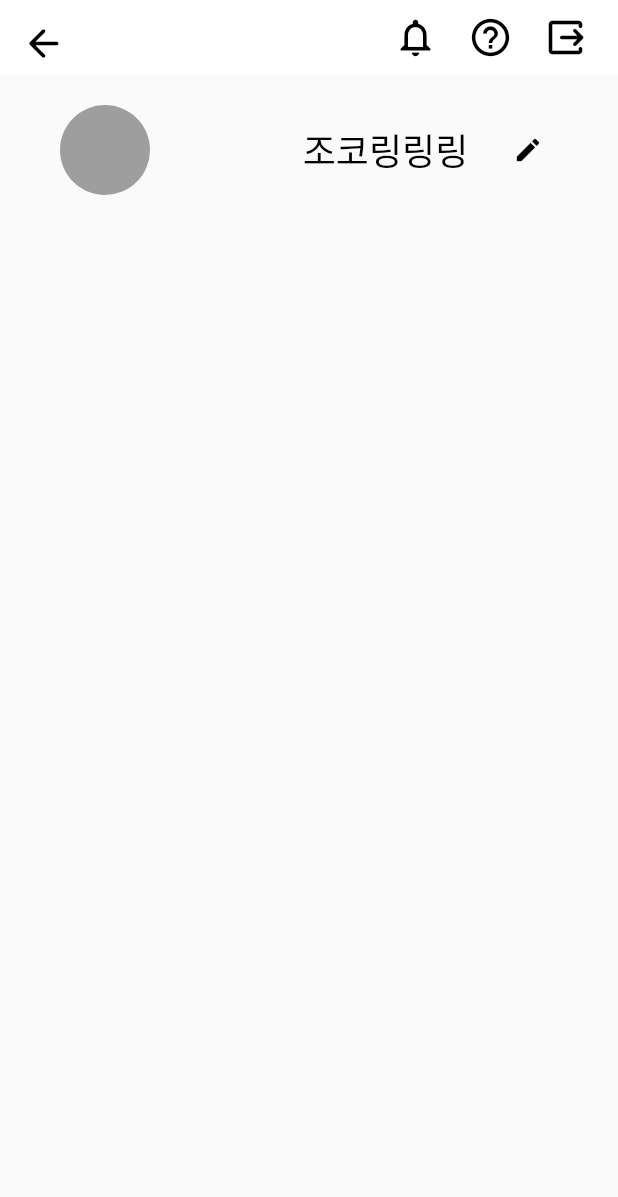
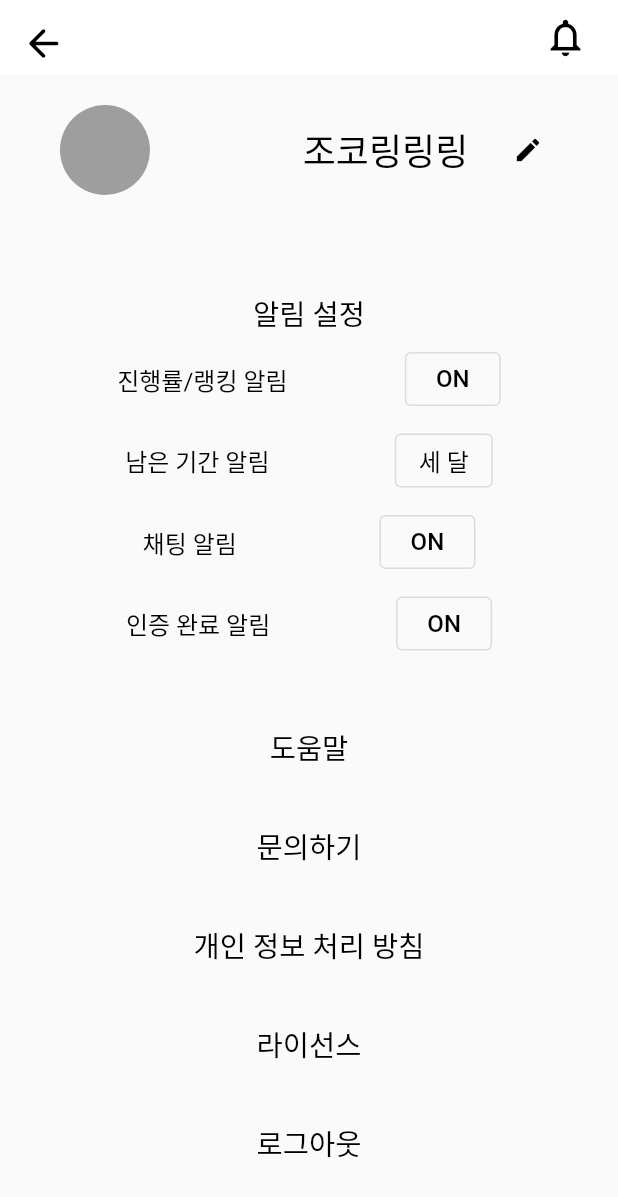
Before and after one commit to chaewool/Bin-goT, a Flutter app: the MyPage screen opened directly, on a phone screen of 412 x 824 dp. Shown: the top 1197 px of the screen. Run offline on Flutter 3.47's test engine with Material 2 defaults, Android fonts, the phone set to English and light mode, and no system bars; our stand-ins replace contained_tab_bar_view, dio, flutter_dotenv, flutter_secure_storage, image_picker, shared_preferences and 1 more; missing offline and left inert: kakao_flutter_sdk_share, kakao_flutter_sdk_user; accounts and stored records are empty; Roboto replaces fonts that are missing (RIDIBatang).

```diff
--- a/frontend/lib/pages/user_page.dart
+++ b/frontend/lib/pages/user_page.dart
@@ -29,6 +29,35 @@ class _MyPageState extends State<MyPage> {
     });
   }
 
+  StringList notificationList = [
+    '진행률/랭킹 알림',
+    '남은 기간 알림',
+    '채팅 알림',
+    '인증 완료 알림',
+  ];
+  List<StringList> notificationOptions = [
+    ['ON', 'OFF'],
+    ['세 달', '한 달', '일주일', '3일'],
+    ['ON', 'OFF'],
+    ['ON', 'OFF']
+  ];
+  IntList idxList = [0, 0, 0, 0];
+  void changeIdx(int i) {
+    if (i != 1) {
+      setState(() {
+        idxList[i] = 1 - idxList[i];
+      });
+    } else if (idxList[i] < 3) {
+      setState(() {
+        idxList[i] += 1;
+      });
+    } else {
+      setState(() {
+        idxList[i] = 0;
+      });
+    }
+  }
+
   @override
   void initState() {
     super.initState();
@@ -41,7 +70,81 @@ class _MyPageState extends State<MyPage> {
       appBar: const MyPageAppBar(),
       body: Column(
         mainAxisSize: MainAxisSize.max,
-        children: [profile(context)],
+        mainAxisAlignment: MainAxisAlignment.spaceBetween,
+        children: [
+          Flexible(flex: 3, child: profile(context)),
+          Flexible(
+            flex: 7,
+            child: Column(
+              mainAxisAlignment: MainAxisAlignment.spaceEvenly,
+              children: [
+                const CustomText(content: '알림 설정'),
+                for (int i = 0; i < 4; i += 1)
+                  Row(
+                    mainAxisAlignment: MainAxisAlignment.spaceBetween,
+                    children: [
+                      const Flexible(flex: 2, child: SizedBox()),
+                      Flexible(
+                        flex: 4,
+                        child: CustomText(
+                          content: notificationList[i],
+                          fontSize: FontSize.smallSize,
+                        ),
+                      ),
+                      Flexible(
+                        flex: 2,
+                        child: CustomButton(
+                          content: notificationOptions[i][idxList[i]],
+                          onPressed: () => changeIdx(i),
+                        ),
+                      ),
+                      const Flexible(flex: 2, child: SizedBox()),
+                    ],
+                  ),
+              ],
+            ),
+          ),
+          Flexible(
+            flex: 2,
+            child: CustomTextButton(
+              content: '도움말',
+              onTap: toOtherPage(context, page: const Help()),
+            ),
+          ),
+          Flexible(
+            flex: 2,
+            child: CustomTextButton(
+              content: '문의하기',
+              onTap: () {},
+            ),
+          ),
+          Flexible(
+            flex: 2,
+            child: CustomTextButton(
+              content: '개인 정보 처리 방침',
+              onTap: () {},
+            ),
+          ),
+          Flexible(
+            flex: 2,
+            child: CustomTextButton(
+              content: '라이선스',
+              onTap: () {},
+            ),
+          ),
+          Flexible(
+            flex: 2,
+            child: CustomTextButton(
+              content: '로그아웃',
+              onTap: showAlert(context,
+                  title: '로그아웃 확인', content: '로그아웃하시겠습니까?', onPressed: () {}),
+            ),
+          ),
+          const Flexible(
+              child: SizedBox(
+            height: 10,
+          ))
+        ],
       ),
     );
   }
--- a/frontend/lib/providers/api_provider.dart
+++ b/frontend/lib/providers/api_provider.dart
@@ -43,7 +43,7 @@ class ApiProvider extends UrlClass {
   FutureDynamicMap _createApi(String url, {required DynamicMap data}) async {
     try {
       final response = await dioWithToken().post(url, data: data);
-      print('response: $response');
+      print('create response: $response');
       switch (response.statusCode) {
         case 200:
           return response.data;
@@ -54,7 +54,7 @@ class ApiProvider extends UrlClass {
           throw Error();
       }
     } catch (error) {
-      print(error);
+      print('createError: $error');
       throw Error();
     }
   }
--- a/frontend/lib/providers/root_provider.dart
+++ b/frontend/lib/providers/root_provider.dart
@@ -1,9 +1,10 @@
+import 'package:bin_got/utilities/type_def_utils.dart';
 import 'package:flutter/foundation.dart';
 import 'package:flutter_secure_storage/flutter_secure_storage.dart';
 import 'package:shared_preferences/shared_preferences.dart';
 
 class AuthProvider with ChangeNotifier, DiagnosticableTreeMixin {
-  String? _token, _refresh;
+  static String? _token, _refresh;
 
   String? get token => _token;
   String? get refresh => _refresh;
@@ -27,13 +28,15 @@ class AuthProvider with ChangeNotifier, DiagnosticableTreeMixin {
     return userInfo;
   }
 
-  void initVar() {
-    final userInfo = _readStorage();
+  FutureBool initVar() async {
+    final userInfo = await _readStorage();
+    print('initVar: $userInfo');
     if (userInfo != null) {
       _setToken(userInfo!['token']);
       _setRefresh(userInfo!['refresh']);
       notifyListeners();
     }
+    return true;
   }
 
   void setStoreToken(String? newToken) {
--- a/frontend/lib/providers/user_info_provider.dart
+++ b/frontend/lib/providers/user_info_provider.dart
@@ -30,6 +30,7 @@ class UserInfoProvider extends ApiProvider {
       final response = await dioWithToken().get(mainTabUrl);
       switch (response.statusCode) {
         case 200:
+          print(response);
           final data = response.data;
           print(data);
           if (data.isNotEmpty) {
--- a/frontend/lib/utilities/global_func.dart
+++ b/frontend/lib/utilities/global_func.dart
@@ -100,6 +100,7 @@ ReturnVoid showAlert(
 }) {
   return () => showDialog(
       context: context,
+      barrierDismissible: false,
       builder: (context) => CustomAlert(
             title: title,
             content: content,
@@ -110,16 +111,18 @@ ReturnVoid showAlert(
 
 //* modal 띄우기
 ReturnVoid showModal(BuildContext context, {required Widget page}) {
-  return () => showDialog(context: context, builder: (context) => page);
+  return () => showDialog(
+        barrierDismissible: false,
+        context: context,
+        builder: (context) => page,
+      );
 }
 
 //*
 String? getToken(BuildContext context) => context.read<AuthProvider>().token;
 
-void setToken(BuildContext context, String? newToken) {
-  final auth = context.read<AuthProvider>();
-  auth.setStoreToken(newToken);
-}
+void setToken(BuildContext context, String? newToken) =>
+    context.read<AuthProvider>().setStoreToken(newToken);
 
 void setTokens(BuildContext context, String? newToken, String? newRefresh) {
   final auth = context.read<AuthProvider>();
--- a/frontend/lib/widgets/app_bar.dart
+++ b/frontend/lib/widgets/app_bar.dart
@@ -213,14 +213,14 @@ class MyPageAppBar extends StatelessWidget with PreferredSizeWidget {
           ),
           icon: bellIcon,
         ),
-        IconButtonInRow(
-            onPressed: toOtherPage(context, page: const Help()),
-            icon: helpIcon),
-        IconButtonInRow(
-          onPressed: showAlert(context,
-              title: '로그아웃 확인', content: '로그아웃하시겠습니까?', onPressed: () {}),
-          icon: exitIcon,
-        ),
+        // IconButtonInRow(
+        //     onPressed: toOtherPage(context, page: const Help()),
+        //     icon: helpIcon),
+        // IconButtonInRow(
+        //   onPressed: showAlert(context,
+        //       title: '로그아웃 확인', content: '로그아웃하시겠습니까?', onPressed: () {}),
+        //   icon: exitIcon,
+        // ),
         const SizedBox(width: 10)
       ],
     );
--- a/frontend/lib/widgets/button.dart
+++ b/frontend/lib/widgets/button.dart
@@ -115,11 +115,12 @@ class CustomTextButton extends StatelessWidget {
   final String content;
   final FontSize fontSize;
   final ReturnVoid onTap;
-  const CustomTextButton(
-      {super.key,
-      required this.content,
-      required this.fontSize,
-      required this.onTap});
+  const CustomTextButton({
+    super.key,
+    required this.content,
+    required this.onTap,
+    this.fontSize = FontSize.textSize,
+  });
 
   @override
   Widget build(BuildContext context) {
--- a/frontend/lib/widgets/modal.dart
+++ b/frontend/lib/widgets/modal.dart
@@ -405,7 +405,7 @@ class InputModal extends StatelessWidget {
     return CustomModal(title: title, children: const [
       CustomInput(
         explain: '닉네임을 입력해주세요',
-        maxLength: 10,
+        maxLength: 20,
       ),
     ]);
   }
```
Also changed, not shown: frontend/lib/pages/intro_page.dart (+6 -2 lines), frontend/lib/providers/user_provider.dart (+8 -4 lines).
